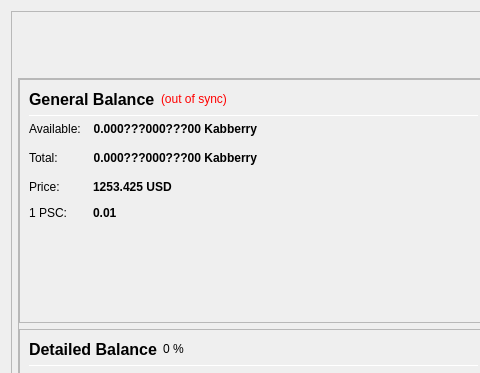
The window that src/qt/forms/overviewpage.ui (KABBERRY/Kabberry-Coin) describes before a commit, drawn with Qt 5; both pictures show x 0 to 480 and y 0 to 373 of the 978 by 841 pixel window.
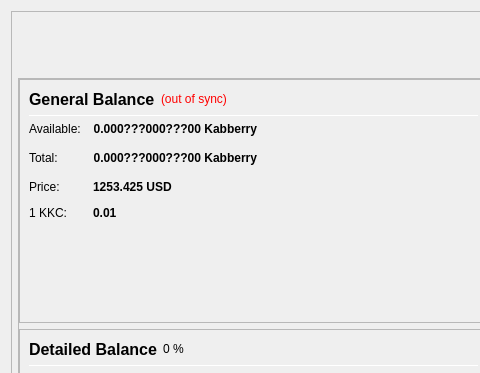
The same window after the commit.

```diff
--- a/src/qt/forms/overviewpage.ui
+++ b/src/qt/forms/overviewpage.ui
@@ -417,7 +417,7 @@
                        <item row="4" column="0">
                         <widget class="QLabel" name="labelUSDPriceTextz">
                          <property name="text">
-                          <string>1 PSC:</string>
+                          <string>1 KKC:</string>
                          </property>
                         </widget>
                        </item>
```
Left out of the diff: 2 changed lines with no effect on the pictures.
